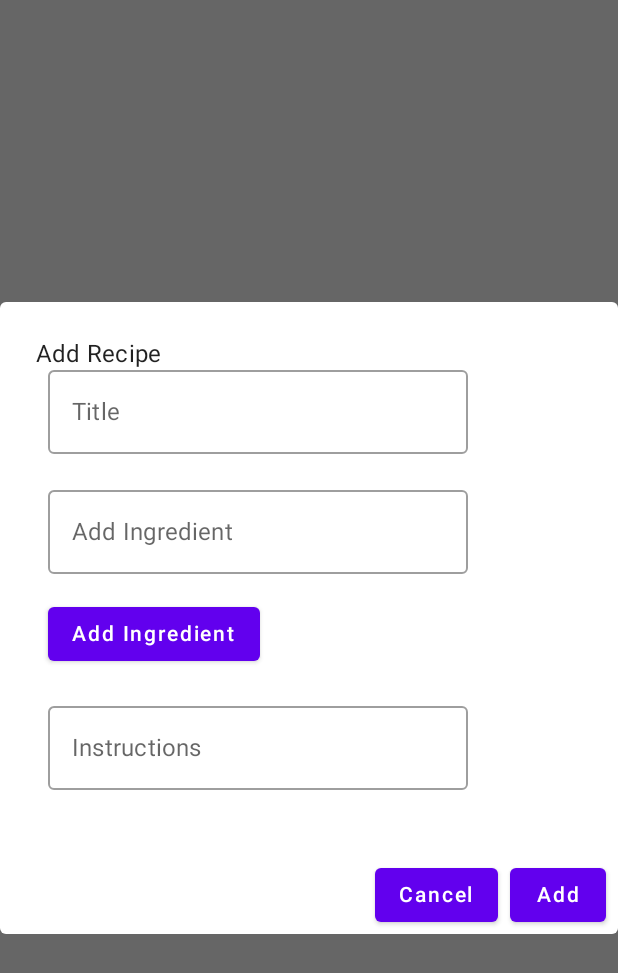
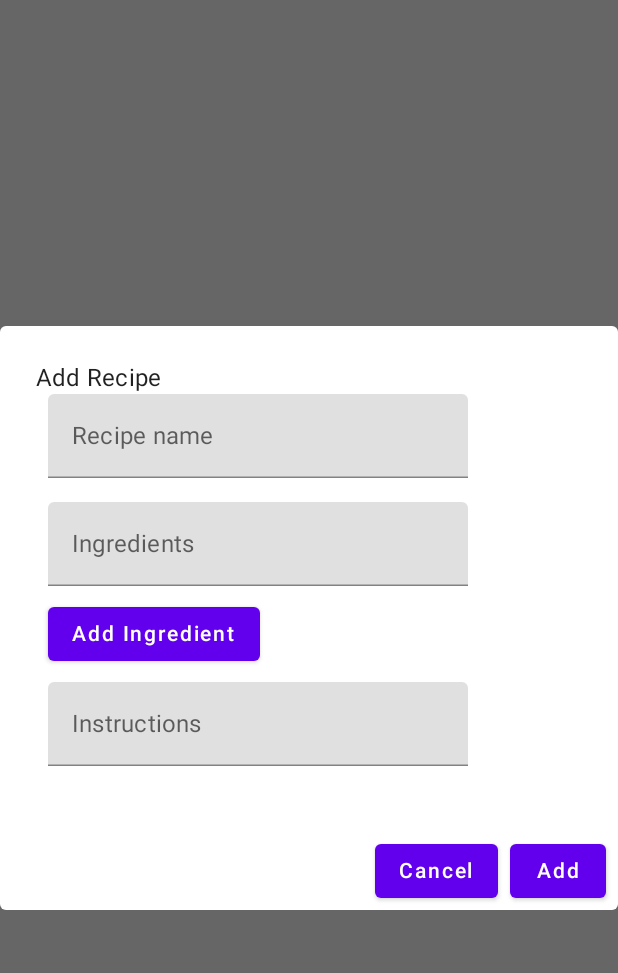
Before and after one commit to Flamware/DinnerPlanner, an Android app built with Jetpack Compose: the @Preview function AddRecipeDialogPreview, on a phone screen of 412 x 824 dp. Shown: the top 973 px of the screen. Run offline under Robolectric (Android 15) with nearby library versions, the phone set to English and light mode, and no system bars.

Commit message:
Login OK

```diff
--- a/app/src/main/java/com/example/dinnerplanner/MainActivity.kt
+++ b/app/src/main/java/com/example/dinnerplanner/MainActivity.kt
@@ -39,7 +39,6 @@ class MainActivity : ComponentActivity() {
                 val navController = rememberNavController()
                 val isLoggedIn = remember { mutableStateOf(false) }
                 var currentScreen by remember { mutableStateOf<BottomNavItem>(BottomNavItem.Home) }
-
                 Scaffold(
                     bottomBar = {
                         BottomNavigationBar(currentScreen) { screen ->
--- a/app/src/main/java/com/example/dinnerplanner/data/local/database/dao/UserDao.kt
+++ b/app/src/main/java/com/example/dinnerplanner/data/local/database/dao/UserDao.kt
@@ -10,13 +10,15 @@ import kotlinx.coroutines.flow.Flow
 interface UserDao {
     @Insert(onConflict = OnConflictStrategy.REPLACE)
     suspend fun insert(user: User)
-
     @Query("SELECT * FROM user WHERE username = :username")
     fun getUser(username: String): Flow<User?>
 
     @Query("SELECT * FROM user WHERE username = :username AND password = :password")
     fun getUser(username: String, password: String): Flow<User?>
 
+    @Query("SELECT id FROM user WHERE username = :username")
+    fun getUserId(username: String): Int
+
     @Query("SELECT * FROM user")
     fun getAllUsers(): Flow<List<User>>
 }
--- a/app/src/main/java/com/example/dinnerplanner/data/local/database/entity/Recipe.kt
+++ b/app/src/main/java/com/example/dinnerplanner/data/local/database/entity/Recipe.kt
@@ -1,5 +1,6 @@
 package com.example.dinnerplanner.data.local.database.entity
 
+import androidx.lifecycle.LiveData
 import androidx.room.Entity
 import androidx.room.ForeignKey
 import androidx.room.PrimaryKey
@@ -15,7 +16,7 @@ import androidx.room.PrimaryKey
 )
 data class Recipe(
     @PrimaryKey(autoGenerate = true) val id: Long = 0,
-    val userId: String, // Foreign key referencing User entity
+    val userId: Int,
     val title: String,
     val ingredients: String,
     val instructions: String
--- a/app/src/main/java/com/example/dinnerplanner/data/local/database/entity/User.kt
+++ b/app/src/main/java/com/example/dinnerplanner/data/local/database/entity/User.kt
@@ -5,7 +5,7 @@ import androidx.room.PrimaryKey
 
 @Entity
 data class User(
-    @PrimaryKey val id: String,
+    @PrimaryKey(autoGenerate = true) val id: Int = 0,
     val username: String,
     val password: String
 )
--- a/app/src/main/java/com/example/dinnerplanner/data/local/repository/RecipeRepository.kt
+++ b/app/src/main/java/com/example/dinnerplanner/data/local/repository/RecipeRepository.kt
@@ -6,12 +6,12 @@ import kotlinx.coroutines.flow.Flow
 
 class RecipeRepository(private val recipeDao: RecipeDao) {
     fun getRecipesOrderedByRecipeName(): Flow<List<Recipe>> = recipeDao.getRecipesOrderedByRecipeName()
-
     fun getRecipesOrderedByIngredients(): Flow<List<Recipe>> = recipeDao.getRecipesOrderedByIngredients()
 
     fun getRecipesOrderedByInstructions(): Flow<List<Recipe>> = recipeDao.getRecipesOrderedByInstructions()
 
     suspend fun upsertRecipe(recipe: Recipe) {
+        println("upsertRecipe: $recipe")
         recipeDao.upsertRecipe(recipe)
     }
 
--- a/app/src/main/java/com/example/dinnerplanner/data/local/viewmodel/DinnerPlannerViewModel.kt
+++ b/app/src/main/java/com/example/dinnerplanner/data/local/viewmodel/DinnerPlannerViewModel.kt
@@ -4,9 +4,10 @@ import android.app.Application
 import androidx.lifecycle.AndroidViewModel
 import com.example.dinnerplanner.data.local.repository.UserRepository
 import com.example.dinnerplanner.data.local.database.dao.RecipeDao
+import com.example.dinnerplanner.data.local.repository.RecipeRepository
 import com.example.dinnerplanner.ui.viewmodel.RecipeViewModel
 
-class DinnerPlannerViewModel(application: Application, userRepository: UserRepository, recipeDao: RecipeDao) : AndroidViewModel(application) {
+class DinnerPlannerViewModel(application: Application, userRepository: UserRepository, recipeRepository: RecipeRepository) : AndroidViewModel(application) {
     val authViewModel = AuthViewModel(userRepository)
-    val recipeViewModel = RecipeViewModel(recipeDao)
+    val recipeViewModel = RecipeViewModel(recipeRepository)
 }
--- a/app/src/main/java/com/example/dinnerplanner/ui/components/RecipeItem.kt
+++ b/app/src/main/java/com/example/dinnerplanner/ui/components/RecipeItem.kt
@@ -36,7 +36,7 @@ fun RecipeItem(recipe: Recipe) {
 fun RecipeItemPreview() {
     RecipeItem(
         Recipe(
-            userId = "1",
+            userId = 1,
             title = "Spaghetti Carbonara",
             ingredients = "Spaghetti, eggs, bacon, parmesan cheese, black pepper",
             instructions = "Cook spaghetti. Fry bacon. Mix eggs, cheese, and pepper. Combine all."
--- a/app/src/main/java/com/example/dinnerplanner/ui/components/RecipeList.kt
+++ b/app/src/main/java/com/example/dinnerplanner/ui/components/RecipeList.kt
@@ -33,19 +33,19 @@ fun RecipeListPreview() {
         MutableStateFlow(
             listOf(
                 Recipe(
-                    userId = "1",
+                    userId = 1,
                     title = "Spaghetti Carbonara",
                     ingredients = "Spaghetti, eggs, bacon, parmesan cheese, black pepper",
                     instructions = "Cook spaghetti. Fry bacon. Mix eggs, cheese, and pepper. Combine all."
                 ),
                 Recipe(
-                    userId = "1",
+                    userId = 1,
                     title = "Chicken Alfredo",
                     ingredients = "Fettuccine, chicken, heavy cream, parmesan cheese, garlic",
                     instructions = "Cook fettuccine. Cook chicken. Mix cream, cheese, and garlic. Combine all."
                 ),
                 Recipe(
-                    userId = "1",
+                    userId = 1,
                     title = "Beef Stroganoff",
                     ingredients = "Beef, mushrooms, onions, sour cream, egg noodles",
                     instructions = "Cook beef. Cook mushrooms and onions. Mix sour cream. Combine all."
--- a/app/src/main/java/com/example/dinnerplanner/ui/components/addRecipeDialog.kt
+++ b/app/src/main/java/com/example/dinnerplanner/ui/components/addRecipeDialog.kt
@@ -2,7 +2,6 @@ package com.example.dinnerplanner.ui.components
 
 import androidx.compose.foundation.layout.Column
 import androidx.compose.foundation.layout.padding
-//noinspection UsingMaterialAndMaterial3Libraries
 import androidx.compose.material.*
 import androidx.compose.runtime.Composable
 import androidx.compose.runtime.getValue
@@ -12,11 +11,14 @@ import androidx.compose.runtime.setValue
 import androidx.compose.ui.Modifier
 import androidx.compose.ui.tooling.preview.Preview
 import androidx.compose.ui.unit.dp
+import com.example.dinnerplanner.RecipeEvent
+import com.example.dinnerplanner.RecipeState
 
 @Composable
 fun AddRecipeDialog(
-    onAddRecipe: (title: String, ingredients: List<String>, instructions: String) -> Unit,
-    onDismiss: () -> Unit
+    state: RecipeState,
+    onEvent: (RecipeEvent) -> Unit,
+    modifier: Modifier = Modifier
 ) {
     var title by remember { mutableStateOf("") }
     var currentIngredient by remember { mutableStateOf("") }
@@ -31,26 +33,19 @@ fun AddRecipeDialog(
         }
     }
 
-    // Function to handle adding recipe
-    fun addRecipe() {
-        if (currentIngredient.isNotBlank()) {
-            addIngredient()
-        }
-        onAddRecipe(title, ingredients, instructions)
-        // Clear fields after adding recipe
-        title = ""
-        ingredients = emptyList()
-        instructions = ""
-        onDismiss() // Dismiss the dialog
-    }
-
     AlertDialog(
-        onDismissRequest = { onDismiss() },
+        onDismissRequest = { onEvent(RecipeEvent.HideDialog) },
         title = { Text("Add Recipe") },
         confirmButton = {
             Button(
                 onClick = {
-                    addRecipe()
+                    if (currentIngredient.isNotBlank()) {
+                        addIngredient()
+                    }
+                    onEvent(RecipeEvent.SaveRecipe)
+                    title = ""
+                    ingredients = emptyList()
+                    instructions = ""
                 },
                 colors = ButtonDefaults.buttonColors(MaterialTheme.colors.primary)
             ) {
@@ -59,42 +54,35 @@ fun AddRecipeDialog(
         },
         dismissButton = {
             Button(
-                onClick = { onDismiss() }
+                onClick = { onEvent(RecipeEvent.HideDialog) }
             ) {
                 Text("Cancel")
             }
         },
         text = {
             Column(modifier = Modifier.padding(8.dp)) {
-                OutlinedTextField(
-                    value = title,
-                    onValueChange = { title = it },
-                    label = { Text("Title") },
+                TextField(
+                    value = state.recipeName,
+                    onValueChange = { onEvent(RecipeEvent.SetRecipeName(it)) },
+                    placeholder = { Text("Recipe name") },
                     modifier = Modifier.padding(vertical = 8.dp)
                 )
-                // Add ingredients
-                ingredients.forEachIndexed { index, ingredient ->
-                    Text(
-                        text = "Ingredient ${index + 1}: $ingredient",
-                        modifier = Modifier.padding(vertical = 4.dp)
-                    )
-                }
-                OutlinedTextField(
-                    value = currentIngredient,
-                    onValueChange = { currentIngredient = it },
-                    label = { Text("Add Ingredient") },
+                TextField(
+                    value = state.ingredients,
+                    onValueChange = { onEvent(RecipeEvent.SetIngredients(it)) },
+                    placeholder = { Text("Ingredients") },
                     modifier = Modifier.padding(vertical = 8.dp)
                 )
-                Button(
-                    onClick = { addIngredient() },
-                    modifier = Modifier.padding(vertical = 8.dp)
-                ) {
+                Button(onClick = { addIngredient() }) {
                     Text("Add Ingredient")
                 }
-                OutlinedTextField(
-                    value = instructions,
-                    onValueChange = { instructions = it },
-                    label = { Text("Instructions") },
+                for (ingredient in ingredients) {
+                    Text(ingredient)
+                }
+                TextField(
+                    value = state.instructions,
+                    onValueChange = { onEvent(RecipeEvent.SetInstructions(it)) },
+                    placeholder = { Text("Instructions") },
                     modifier = Modifier.padding(vertical = 8.dp)
                 )
             }
@@ -106,7 +94,7 @@ fun AddRecipeDialog(
 @Composable
 fun AddRecipeDialogPreview() {
     AddRecipeDialog(
-        onAddRecipe = { _, _, _ -> /* Mock action */ },
-        onDismiss = { /* Mock action */ }
+        state = RecipeState(),
+        onEvent = { /* Mock action */ }
     )
 }
--- a/app/src/main/java/com/example/dinnerplanner/ui/navigation/BottomNavItem.kt
+++ b/app/src/main/java/com/example/dinnerplanner/ui/navigation/BottomNavItem.kt
@@ -8,7 +8,8 @@ import androidx.compose.material.icons.filled.Search
 import androidx.compose.ui.graphics.vector.ImageVector
 
 sealed class BottomNavItem(val route: String, val icon: ImageVector, val title: String) {
+    object Login : BottomNavItem("login", Icons.Default.Person, "Login")
+    object Profile : BottomNavItem("profile", Icons.Default.Person, "Profile")
     object Home : BottomNavItem("home", Icons.Default.Home, "Home")
-    object Profile : BottomNavItem("profile", Icons.Default.Person, "Profile")
-    object Login : BottomNavItem("login", Icons.Default.Person, "Login")
+
 }
--- a/app/src/main/java/com/example/dinnerplanner/ui/navigation/BottomNavigationBar.kt
+++ b/app/src/main/java/com/example/dinnerplanner/ui/navigation/BottomNavigationBar.kt
@@ -9,7 +9,7 @@ import androidx.compose.runtime.Composable
 @Composable
 fun BottomNavigationBar(currentItem: BottomNavItem, onItemSelect: (BottomNavItem) -> Unit) {
     BottomNavigation {
-        val navItems = listOf(BottomNavItem.Home, BottomNavItem.Login, BottomNavItem.Profile)
+        val navItems = listOf(BottomNavItem.Login,BottomNavItem.Home, BottomNavItem.Profile)
         navItems.forEach { item ->
             BottomNavigationItem(
                 icon = { Icon(item.icon, contentDescription = item.title) },
--- a/app/src/main/java/com/example/dinnerplanner/ui/navigation/NavGraph.kt
+++ b/app/src/main/java/com/example/dinnerplanner/ui/navigation/NavGraph.kt
@@ -12,11 +12,11 @@ import com.example.dinnerplanner.data.local.viewmodel.DinnerPlannerViewModel
 
 @Composable
 fun NavGraph(navController: NavHostController, isLoggedIn: MutableState<Boolean>, viewModel: DinnerPlannerViewModel) {
-    NavHost(navController, startDestination = BottomNavItem.Home.route) {
+    NavHost(navController, startDestination = BottomNavItem.Login.route) {
         composable(BottomNavItem.Login.route) {
             LoginScreen(authViewModel = viewModel.authViewModel, navController = navController)
         }
-        composable(BottomNavItem.Home.route) { HomeScreen(viewModel) }
+        composable(BottomNavItem.Home.route) { HomeScreen(viewModel = viewModel, navController = navController) }
         composable(BottomNavItem.Profile.route) { ProfileScreen() }
     }
 }
--- a/app/src/main/java/com/example/dinnerplanner/ui/screens/RecipeScreen.kt
+++ b/app/src/main/java/com/example/dinnerplanner/ui/screens/RecipeScreen.kt
@@ -17,11 +17,10 @@ import androidx.compose.ui.Alignment.Companion.CenterVertically
 import androidx.compose.ui.Modifier
 import androidx.compose.ui.unit.dp
 import androidx.compose.ui.unit.sp
-import com.example.dinnerplanner.AddRecipeDialog
 import com.example.dinnerplanner.RecipeEvent
 import com.example.dinnerplanner.RecipeState
+import com.example.dinnerplanner.ui.components.AddRecipeDialog
 import com.example.dinnerplanner.SortType
-import com.example.dinnerplanner.ui.components.AddRecipeDialog
 
 @SuppressLint("UnusedMaterialScaffoldPaddingParameter")
 @Composable
```
Also changed, not shown: app/src/main/java/com/example/dinnerplanner/AddRecipeDialog.kt (deleted, +0 -74 lines), app/src/main/java/com/example/dinnerplanner/activity/DinnerPlanner.kt (+5 -3 lines), app/src/main/java/com/example/dinnerplanner/data/local/repository/UserRepository.kt (+12 -8 lines), app/src/main/java/com/example/dinnerplanner/data/local/viewmodel/AuthViewModel.kt (+15 -5 lines), app/src/main/java/com/example/dinnerplanner/data/local/viewmodel/RecipeViewModel.kt (+17 -7 lines), app/src/main/java/com/example/dinnerplanner/ui/screens/HomeScreen.kt (+44 -48 lines).
